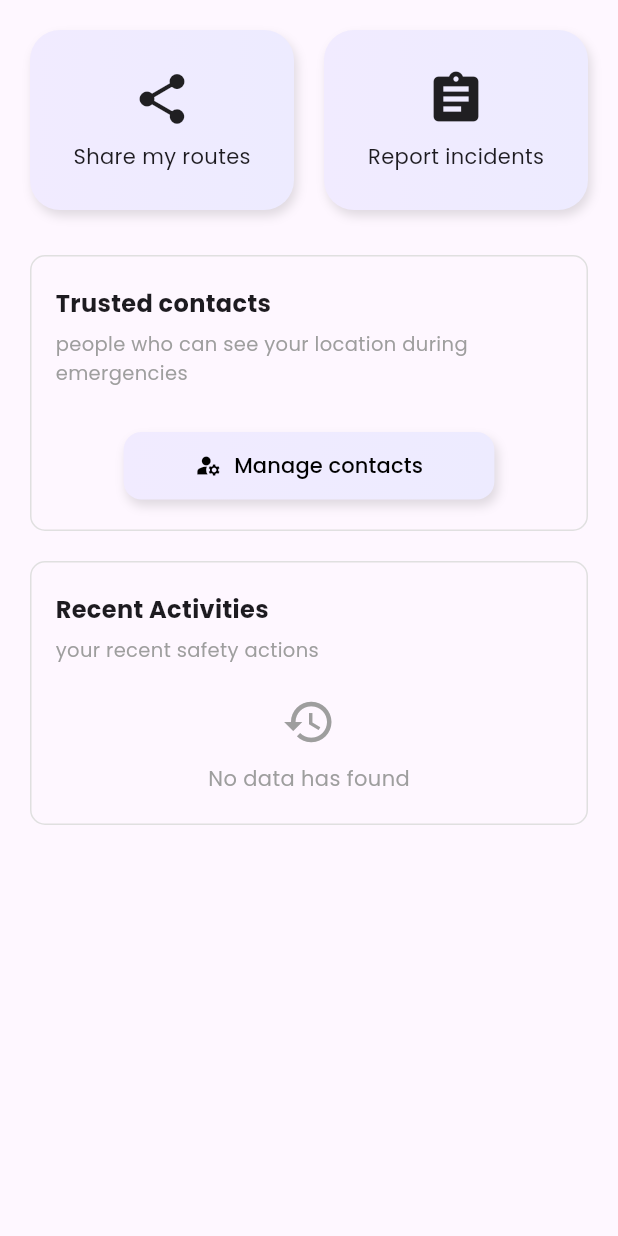
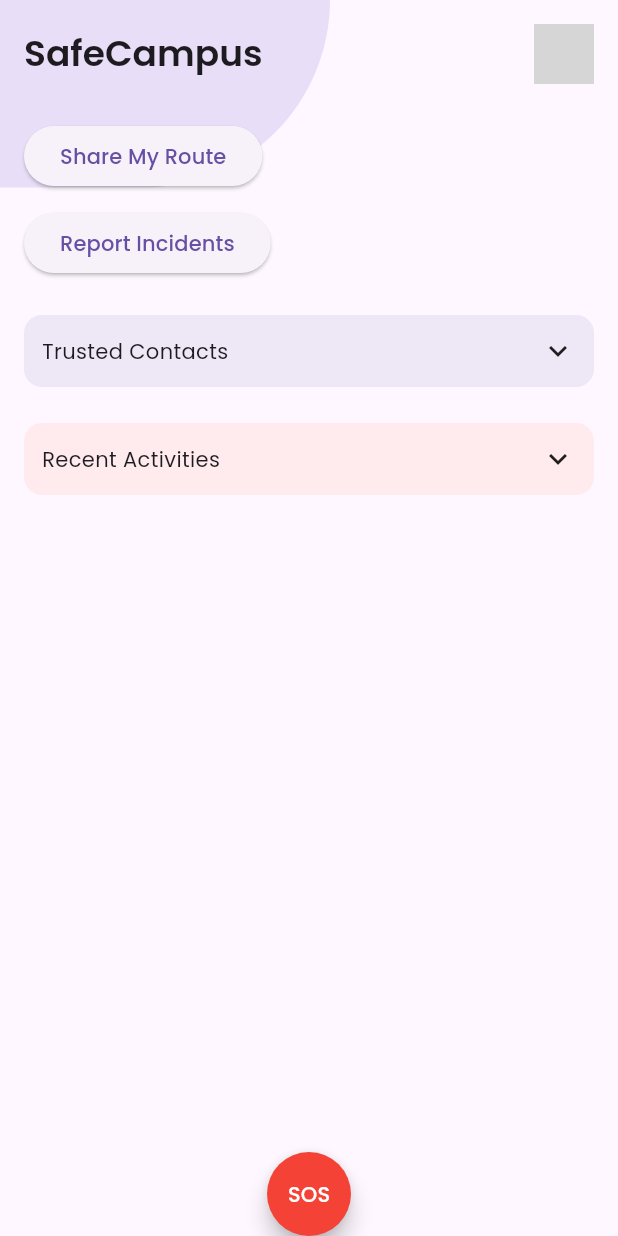
Before and after one commit to biniKin/GDG-Hackathon_G8, a Flutter app: the HomePage screen opened directly, on a phone screen of 412 x 824 dp. Run offline on Flutter 3.47's test engine with Material 3 defaults, Android fonts, the phone set to English and light mode, and no system bars; our stand-ins replace equatable, flutter_bloc, fluttertoast, google_fonts, image_picker, permission_handler; grey boxes are pictures that could not be loaded.

Commit message:
editted HomePage

```diff
--- a/lib/features/core/presentation/screens/HomePage.dart
+++ b/lib/features/core/presentation/screens/HomePage.dart
@@ -1,9 +1,10 @@
 import 'package:flutter/material.dart';
+import 'package:flutter_bloc/flutter_bloc.dart';
+import 'package:google_fonts/google_fonts.dart';
+import 'package:safe_campus/features/core/presentation/bloc/NavigationCubit.dart';
+import 'package:safe_campus/features/core/presentation/screens/components/report_incident_bottom_sheet.dart';
+import 'package:safe_campus/features/core/presentation/screens/components/share_route_bottom_sheet.dart';
 import 'package:safe_campus/features/core/presentation/screens/components/contact_form_bottom_sheet.dart';
-import 'package:safe_campus/features/core/presentation/screens/components/contact_list.dart';
-import 'package:safe_campus/features/core/presentation/screens/components/report_incident_bottom_sheet.dart';
-import 'package:safe_campus/features/core/presentation/screens/components/recent_activity_expanded.dart';
-import 'package:safe_campus/features/core/presentation/screens/components/share_route_bottom_sheet.dart';
 
 class HomePage extends StatefulWidget {
   const HomePage({super.key});
@@ -13,22 +14,19 @@ class HomePage extends StatefulWidget {
 }
 
 class _HomePageState extends State<HomePage> {
+  bool showContacts = false;
+  bool showActivities = false;
+
+  List<Map<String, String>> contacts = [];
   List<Map<String, String>> recentActivities = [];
-  List<Map<String, String>> trustedContacts = [];
 
-  bool showAllContacts = false;
-  bool showAllActivities = false;
-
-  void _showReportIncidentBottomSheet() async {
+  void openReportIncidentSheet() async {
     final result = await showModalBottomSheet<Map<String, String>>(
       context: context,
       isScrollControlled: true,
-      builder: (_) => ReportIncidentBottomSheet(
-        onSubmit: (title, description) {
-          Navigator.of(context).pop({
-            'title': title,
-            'description': description,
-          });
+      builder: (context) => ReportIncidentBottomSheet(
+        onSubmit: (name, description) {
+          return {'name': name, 'description': description};
         },
       ),
     );
@@ -40,203 +38,212 @@ class _HomePageState extends State<HomePage> {
     }
   }
 
-  void _showShareRouteBottomSheet() {
+  void openShareRouteSheet() {
     showModalBottomSheet(
       context: context,
-      isScrollControlled: true,
-      builder: (_) => const ShareRouteBottomSheet(),
+      builder: (context) => const ShareRouteBottomSheet(),
     );
   }
 
-  void _showContactFormBottomSheet() async {
+  void openManageContactsSheet() async {
     final result = await showModalBottomSheet<Map<String, String>>(
       context: context,
       isScrollControlled: true,
-      builder: (_) => ContactFormBottomSheet(
+      builder: (context) => ContactFormBottomSheet(
         onSave: (name, phone) {
-          Navigator.of(context).pop({
-            'name': name,
-            'phone': phone,
-          });
+          Navigator.of(context).pop({'name': name, 'phone': phone});
         },
       ),
     );
 
     if (result != null) {
       setState(() {
-        trustedContacts.add(result);
+        contacts.add(result);
       });
     }
   }
 
+  void openSOSDialog() {
+    showDialog(
+      context: context,
+      builder: (context) => AlertDialog(
+        backgroundColor: Colors.white,
+        title: Text(
+          "Confirm your request",
+          style: GoogleFonts.poppins(
+            fontWeight: FontWeight.w500,
+            fontSize: 22,
+          ),
+        ),
+        content: SizedBox(
+          height: 280,
+          child: Column(
+            mainAxisAlignment: MainAxisAlignment.spaceBetween,
+            children: [
+              Image.asset('assets/images/alert1.png'),
+              Text(
+                "The alert will be sent to security and trusted contacts with your location and info. Confirm before sending!",
+                style: GoogleFonts.poppins(),
+              ),
+            ],
+          ),
+        ),
+        actions: [
+          TextButton(
+            onPressed: () => Navigator.of(context).pop(),
+            child: const Text("Cancel"),
+          ),
+          ElevatedButton(
+            onPressed: () {
+              // TODO: Trigger actual alert logic
+              Navigator.of(context).pop();
+            },
+            style: ElevatedButton.styleFrom(
+              backgroundColor: Colors.red,
+              shape: RoundedRectangleBorder(
+                borderRadius: BorderRadius.circular(10),
+              ),
+            ),
+            child: Text(
+              "Send Alert",
+              style: GoogleFonts.poppins(color: Colors.white),
+            ),
+          ),
+        ],
+      ),
+    );
+  }
+
   @override
   Widget build(BuildContext context) {
-    final screenWidth = MediaQuery.of(context).size.width;
-
-    return SingleChildScrollView(
-      padding: const EdgeInsets.fromLTRB(20, 20, 20, 30),
+    return BlocBuilder<NavigationCubit, int>(
+      builder: (context, selectedIndex) {
+        return Scaffold(
+          extendBody: true,
+          floatingActionButtonLocation: FloatingActionButtonLocation.centerDocked,
+          floatingActionButton: FloatingActionButton(
+            onPressed: openSOSDialog,
+            backgroundColor: Colors.red,
+            foregroundColor: Colors.white,
+            shape: const CircleBorder(),
+            child: const Text("SOS"),
+          ),
+          body: Stack(
+            children: [
+              // Quarter-circle background
+              Positioned(
+                top: 0,
+                left: 0,
+                child: Container(
+                  width: 220,
+                  height: 125,
+                  decoration: const BoxDecoration(
+                    color: Color(0xFFE8DEF8),
+                    borderRadius: BorderRadius.only(
+                      bottomRight: Radius.circular(358),
+                    ),
+                  ),
+                ),
+              ),
+              SafeArea(
+                child: SingleChildScrollView(
+                  padding: const EdgeInsets.all(16),
                   child: Column(
+                    crossAxisAlignment: CrossAxisAlignment.start,
                     children: [
-          // Share and Report buttons
+                      // Header
                       Row(
+                        mainAxisAlignment: MainAxisAlignment.spaceBetween,
                         children: [
-              Expanded(
-                child: Container(
-                  height: 120,
-                  decoration: BoxDecoration(
-                    gradient: const LinearGradient(
-                      colors: [Color(0xFFF1EBFF), Color(0xFFEDEBFF)],
+                          Text(
+                            "SafeCampus",
+                            style: Theme.of(context).textTheme.headlineSmall?.copyWith(
+                                  fontWeight: FontWeight.w600,
                                 ),
-                    borderRadius: BorderRadius.circular(20),
-                    boxShadow: const [
-                      BoxShadow(
-                        color: Colors.black12,
-                        blurRadius: 5,
-                        offset: Offset(2, 4),
-                      )
+                          ),
+                          ClipRRect(
+                            borderRadius: BorderRadius.circular(12),
+                            child: Image.asset(
+                              'assets/images/happy_ppl.png',
+                              width: 40,
+                              height: 40,
+                              fit: BoxFit.cover,
+                            ),
+                          ),
                         ],
                       ),
-                  child: InkWell(
-                    onTap: _showShareRouteBottomSheet,
-                    borderRadius: BorderRadius.circular(20),
-                    child: Column(
-                      mainAxisAlignment: MainAxisAlignment.center,
-                      children: const [
-                        Icon(Icons.share, size: 40),
-                        SizedBox(height: 8),
-                        Text("Share my routes", style: TextStyle(fontSize: 14)),
+                      const SizedBox(height: 24),
+
+                      // Buttons
+                      ElevatedButton(
+                        onPressed: openShareRouteSheet,
+                        child: const Text("Share My Route"),
+                      ),
+                      const SizedBox(height: 10),
+                      ElevatedButton(
+                        onPressed: openReportIncidentSheet,
+                        child: const Text("Report Incidents"),
+                      ),
+                      const SizedBox(height: 24),
+
+                      // Trusted Contacts
+                      GestureDetector(
+                        onTap: () => setState(() => showContacts = !showContacts),
+                        child: Container(
+                          padding: const EdgeInsets.all(12),
+                          decoration: BoxDecoration(
+                            color: Colors.deepPurple.shade50,
+                            borderRadius: BorderRadius.circular(12),
+                          ),
+                          child: Row(
+                            mainAxisAlignment: MainAxisAlignment.spaceBetween,
+                            children: [
+                              const Text("Trusted Contacts"),
+                              Icon(showContacts ? Icons.expand_less : Icons.expand_more),
                             ],
                           ),
                         ),
                       ),
+                      if (showContacts) ...[
+                        const SizedBox(height: 10),
+                        ElevatedButton(
+                          onPressed: openManageContactsSheet,
+                          child: const Text("Manage Contacts"),
                         ),
-              const SizedBox(width: 20),
-              Expanded(
+                        const SizedBox(height: 10),
+                        ...contacts.map((c) => ListTile(
+                              title: Text(c['name'] ?? ''),
+                              subtitle: Text(c['phone'] ?? ''),
+                            )),
+                      ],
+
+                      const SizedBox(height: 24),
+
+                      // Recent Activities
+                      GestureDetector(
+                        onTap: () => setState(() => showActivities = !showActivities),
                         child: Container(
-                  height: 120,
+                          padding: const EdgeInsets.all(12),
                           decoration: BoxDecoration(
-                    gradient: const LinearGradient(
-                      colors: [Color(0xFFF1EBFF), Color(0xFFEDEBFF)],
+                            color: Colors.red.shade50,
+                            borderRadius: BorderRadius.circular(12),
                           ),
-                    borderRadius: BorderRadius.circular(20),
-                    boxShadow: const [
-                      BoxShadow(
-                        color: Colors.black12,
-                        blurRadius: 5,
-                        offset: Offset(2, 4),
-                      )
-                    ],
-                  ),
-                  child: InkWell(
-                    onTap: _showReportIncidentBottomSheet,
-                    borderRadius: BorderRadius.circular(20),
-                    child: Column(
-                      mainAxisAlignment: MainAxisAlignment.center,
-                      children: const [
-                        Icon(Icons.assignment, size: 40),
-                        SizedBox(height: 8),
-                        Text("Report incidents", style: TextStyle(fontSize: 14)),
+                          child: Row(
+                            mainAxisAlignment: MainAxisAlignment.spaceBetween,
+                            children: [
+                              const Text("Recent Activities"),
+                              Icon(showActivities ? Icons.expand_less : Icons.expand_more),
                             ],
                           ),
                         ),
                       ),
-              ),
+                      if (showActivities) ...[
+                        const SizedBox(height: 10),
+                        ...recentActivities.map((act) => ListTile(
+                              title: Text(act['name'] ?? ''),
+                              subtitle: Text(act['description'] ?? ''),
+                            )),
                       ],
-          ),
-          const SizedBox(height: 30),
-
-          // Trusted Contacts Section
-          GestureDetector(
-            onTap: () => setState(() => showAllContacts = !showAllContacts),
-            child: Container(
-              width: double.infinity,
-              padding: const EdgeInsets.symmetric(horizontal: 16, vertical: 20),
-              decoration: BoxDecoration(
-                border: Border.all(color: Colors.grey.shade300),
-                borderRadius: BorderRadius.circular(10),
-              ),
-              child: Column(
-                crossAxisAlignment: CrossAxisAlignment.start,
-                children: [
-                  const Text("Trusted contacts",
-                      style: TextStyle(fontWeight: FontWeight.bold, fontSize: 16)),
-                  const SizedBox(height: 6),
-                  const Text("people who can see your location during emergencies",
-                      style: TextStyle(color: Colors.grey, fontSize: 13)),
-                  const SizedBox(height: 20),
-
-                  if (showAllContacts)
-                    ContactList(contacts: trustedContacts),
-
-                  const SizedBox(height: 10),
-                  Center(
-                    child: Container(
-                      width: screenWidth * 0.6,
-                      height: 45,
-                      decoration: BoxDecoration(
-                        gradient: const LinearGradient(
-                          colors: [Color(0xFFF1EBFF), Color(0xFFEDEBFF)],
-                        ),
-                        borderRadius: BorderRadius.circular(12),
-                        boxShadow: const [
-                          BoxShadow(
-                            color: Colors.black12,
-                            blurRadius: 5,
-                            offset: Offset(2, 4),
-                          )
-                        ],
-                      ),
-                      child: TextButton.icon(
-                        onPressed: _showContactFormBottomSheet,
-                        icon: const Icon(Icons.manage_accounts, color: Colors.black),
-                        label: const Text("Manage contacts",
-                            style: TextStyle(color: Colors.black)),
-                        style: TextButton.styleFrom(
-                          padding: const EdgeInsets.symmetric(horizontal: 10),
-                        ),
-                      ),
-                    ),
-                  )
-                ],
-              ),
-            ),
-          ),
-
-          const SizedBox(height: 20),
-
-          // Recent Activities Section
-          GestureDetector(
-            onTap: () => setState(() => showAllActivities = !showAllActivities),
-            child: Container(
-              width: double.infinity,
-              padding: const EdgeInsets.symmetric(horizontal: 16, vertical: 20),
-              decoration: BoxDecoration(
-                border: Border.all(color: Colors.grey.shade300),
-                borderRadius: BorderRadius.circular(10),
-              ),
-              child: Column(
-                crossAxisAlignment: CrossAxisAlignment.start,
-                children: [
-                  const Text("Recent Activities",
-                      style: TextStyle(fontWeight: FontWeight.bold, fontSize: 16)),
-                  const SizedBox(height: 6),
-                  const Text("your recent safety actions",
-                      style: TextStyle(color: Colors.grey, fontSize: 13)),
-                  const SizedBox(height: 20),
-
-                  if (showAllActivities)
-                    RecentActivityExpanded(activities: recentActivities)
-                  else if (recentActivities.isEmpty)
-                    Center(
-                      child: Column(
-                        children: const [
-                          Icon(Icons.history, size: 36, color: Colors.grey),
-                          SizedBox(height: 10),
-                          Text("No data has found",
-                              style: TextStyle(fontSize: 14, color: Colors.grey)),
-                        ],
-                      ),
-                    )
                     ],
                   ),
                 ),
@@ -244,5 +251,7 @@ class _HomePageState extends State<HomePage> {
             ],
           ),
         );
+      },
+    );
   }
 }
```
Lines whose indentation alone changed are shown as unchanged.
